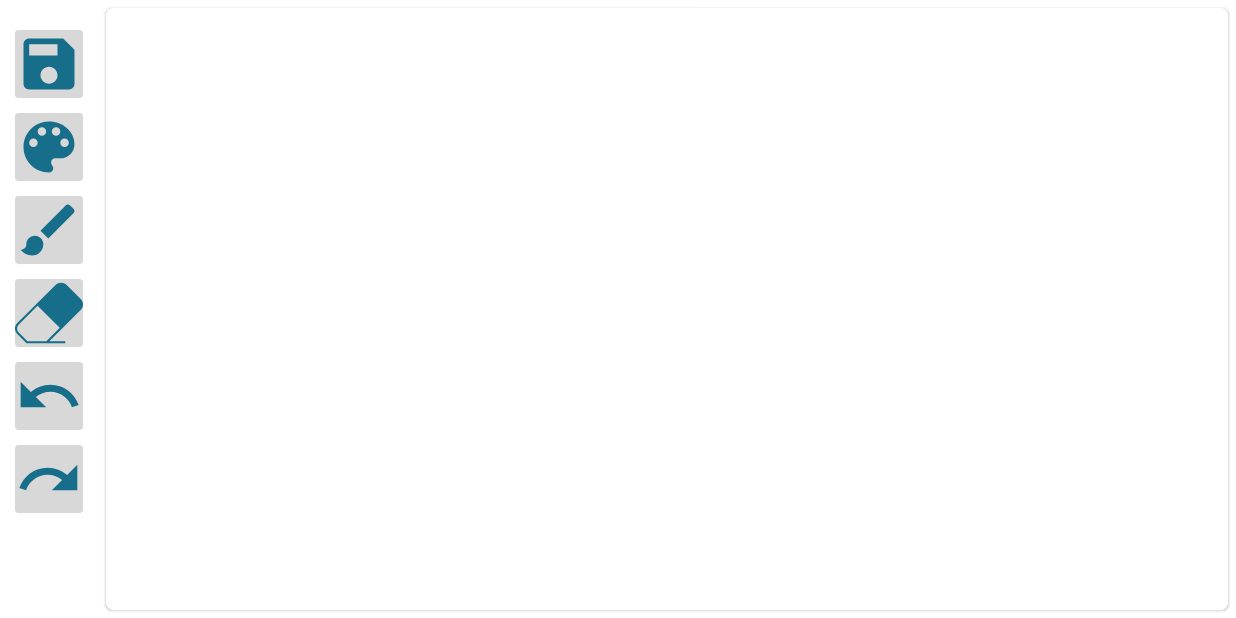
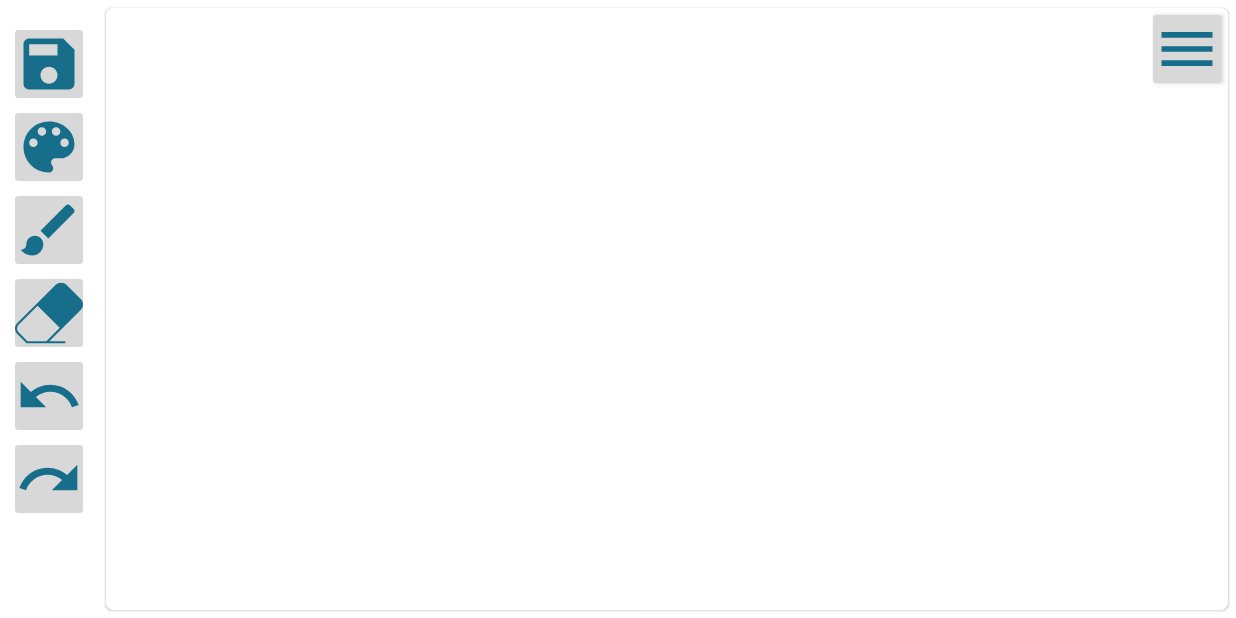
Before and after one commit to K12-K/ZerseyAssessment0, an Android app: the screen it shows after launch (MainActivity), on a phone screen of 824 x 412 dp (held sideways). Run offline under Robolectric (Android 15) with nearby library versions, the phone set to English and light mode, and no system bars; our stand-ins replace Firebase (no records; nobody signed in at launch, a user with empty details on screens opened directly); libraries missing offline, so code that uses them is left out: com.github.dhaval2404.colorpicker.

Commit message:
release v2

```diff
--- a/app/build.gradle
+++ b/app/build.gradle
@@ -49,4 +49,9 @@ dependencies {
     implementation platform('com.google.firebase:firebase-bom:28.0.1')
     implementation 'com.google.firebase:firebase-analytics'
     implementation 'com.google.firebase:firebase-storage:20.0.0'
+
+    // Picasso
+    implementation 'com.squareup.picasso:picasso:2.71828'
+
+    implementation 'com.github.chrisbanes:PhotoView:2.3.0'
 }
--- a/app/src/main/java/com/example/assessment0/MainActivity.java
+++ b/app/src/main/java/com/example/assessment0/MainActivity.java
@@ -4,8 +4,12 @@ import androidx.annotation.NonNull;
 import androidx.appcompat.app.AppCompatActivity;
 
 import android.annotation.SuppressLint;
+import android.content.Context;
+import android.content.Intent;
+import android.content.SharedPreferences;
 import android.graphics.Bitmap;
 import android.graphics.Color;
+import android.net.Uri;
 import android.os.Bundle;
 import android.util.Log;
 import android.view.View;
@@ -33,15 +37,18 @@ import java.util.Date;
 import java.util.HashMap;
 import java.util.Map;
 import java.util.TimeZone;
+import java.util.UUID;
 
 public class MainActivity extends AppCompatActivity {
 
-    private ImageView ivUndoMain, ivRedoMain, ivSaveMain, ivColorMain, ivBrushMain, ivEraseMain;
+    private ImageView ivUndoMain, ivRedoMain, ivSaveMain, ivColorMain, ivBrushMain, ivEraseMain, ivMenuMain;
     private RangeSlider rangeSliderMain;
     private PaintWindow paintWindowMain;
 
     private FirebaseStorage firebaseStorage;
     private FirebaseFirestore firebaseFirestore;
+
+    private String userUniqueId;
     @Override
     protected void onCreate(Bundle savedInstanceState) {
         super.onCreate(savedInstanceState);
@@ -65,6 +72,9 @@ public class MainActivity extends AppCompatActivity {
         firebaseStorage = FirebaseStorage.getInstance();
         firebaseFirestore = FirebaseFirestore.getInstance();
 
+        // uniqueId
+        getUserUniqueId();
+
         // onClicks
         ivUndoMain.setOnClickListener(new View.OnClickListener() {
             @Override
@@ -84,7 +94,7 @@ public class MainActivity extends AppCompatActivity {
             @Override
             public void onClick(View v) {
                 Log.i("kk", "Uploading Image...");
-                uploadImageToDatabase(paintWindowMain.save());
+                uploadImageToStorageDatabase(paintWindowMain.save());
             }
         });
 
@@ -143,6 +153,13 @@ public class MainActivity extends AppCompatActivity {
             }
         });
 
+        ivMenuMain.setOnClickListener(new View.OnClickListener() {
+            @Override
+            public void onClick(View v) {
+                startActivity(new Intent(MainActivity.this, PaintImagesActivity.class).putExtra("userUniqueId", userUniqueId));
+            }
+        });
+
         rangeSliderMain.addOnChangeListener(new RangeSlider.OnChangeListener() {
             @Override
             public void onValueChange(@NonNull RangeSlider slider, float value, boolean fromUser) {
@@ -161,25 +178,45 @@ public class MainActivity extends AppCompatActivity {
         ivColorMain = findViewById(R.id.ivColorMain);
         ivBrushMain = findViewById(R.id.ivBrushMain);
         ivEraseMain = findViewById(R.id.ivEraseMain);
+        ivMenuMain = findViewById(R.id.ivMenuMain);
         rangeSliderMain = findViewById(R.id.rangeSliderMain);
         paintWindowMain = findViewById(R.id.paintWindowMain);
     }
 
-    private void uploadImageToDatabase(Bitmap bitmap) {
+    private void getUserUniqueId() {
+        SharedPreferences sharedPreferences = this.getSharedPreferences("UniqueIdSharedPreference", Context.MODE_PRIVATE);
+        userUniqueId = sharedPreferences.getString("userUniqueId", "-1");
+        if (userUniqueId.trim().equals("-1")) {
+            userUniqueId = UUID.randomUUID().toString();
+            sharedPreferences.edit()
+                    .putString("userUniqueId", userUniqueId.trim())
+                    .apply();
+        }
+        Log.i("MainActivity", "uniqueId ::: " + userUniqueId);
+    }
+
+    private void uploadImageToStorageDatabase(Bitmap bitmap) {
         String currentDTUTC = new SimpleDateFormat("yyyy-MM-dd HH:mm:ss").format(new Date());
+        String imageName = currentDTUTC + ".jpeg";
         ByteArrayOutputStream baos = new ByteArrayOutputStream();
         bitmap.compress(Bitmap.CompressFormat.JPEG,100, baos);
 
         @SuppressLint("SimpleDateFormat") final StorageReference reference = firebaseStorage.getReference()
                 .child("PaintImages")
-                .child(currentDTUTC + ".jpeg");
+                .child(userUniqueId)
+                .child(imageName);
 
         reference.putBytes(baos.toByteArray())
                 .addOnSuccessListener(new OnSuccessListener<UploadTask.TaskSnapshot>() {
                     @Override
                     public void onSuccess(UploadTask.TaskSnapshot taskSnapshot) {
                         Toast.makeText(MainActivity.this, "Image Saved!!", Toast.LENGTH_SHORT).show();
-                        saveDataInFirestore(currentDTUTC);
+                        reference.getDownloadUrl().addOnSuccessListener(new OnSuccessListener<Uri>() {
+                            @Override
+                            public void onSuccess(Uri uri) {
+                                saveImageDataInFirestore(currentDTUTC, imageName, String.valueOf(uri));
+                            }
+                        });
                     }
                 })
                 .addOnFailureListener(new OnFailureListener() {
@@ -191,11 +228,12 @@ public class MainActivity extends AppCompatActivity {
                 });
     }
 
-    private void saveDataInFirestore(String currentDTUTC) {
-        DocumentReference documentReference = firebaseFirestore.collection("PaintImages").document(currentDTUTC);
+    private void saveImageDataInFirestore(String currentDTUTC, String imageName, String imageUrl) {
+        DocumentReference documentReference = firebaseFirestore.collection("PaintImages " + userUniqueId).document(currentDTUTC);
 
         Map<String, Object> image = new HashMap<>();
-        image.put("Name", currentDTUTC + ".jpeg");
+        image.put("Name", imageName);
+        image.put("ImageUrl", imageUrl);
 
         documentReference.set(image)
                 .addOnSuccessListener(new OnSuccessListener<Void>() {
--- /dev/null
+++ b/app/src/main/res/drawable/ic_menu_50.xml
@@ -0,0 +1,5 @@
+<vector android:height="50dp" android:tint="#166E8A"
+    android:viewportHeight="24" android:viewportWidth="24"
+    android:width="50dp" xmlns:android="http://schemas.android.com/apk/res/android">
+    <path android:fillColor="@android:color/white" android:pathData="M3,18h18v-2L3,16v2zM3,13h18v-2L3,11v2zM3,6v2h18L21,6L3,6z"/>
+</vector>
--- a/app/src/main/res/layout/activity_main.xml
+++ b/app/src/main/res/layout/activity_main.xml
@@ -147,6 +147,7 @@
         android:layout_height="wrap_content"
         android:layout_margin="10dp"
         android:layout_toRightOf="@+id/glMain"
+        android:layout_toLeftOf="@+id/cvMenuMain"
         android:background="@color/grey_50"
         android:elevation="2dp"
         android:visibility="gone"
@@ -167,4 +168,28 @@
             android:layout_height="match_parent" />
     </androidx.cardview.widget.CardView>
 
+    <androidx.cardview.widget.CardView
+        android:id="@+id/cvMenuMain"
+        android:layout_width="wrap_content"
+        android:layout_height="wrap_content"
+        android:layout_alignParentTop="true"
+        android:layout_alignParentEnd="true"
+        android:layout_marginTop="10dp"
+        android:layout_marginRight="10dp"
+        android:backgroundTint="@color/light_grey_white"
+        app:cardCornerRadius="2dp"
+        app:cardElevation="2dp">
+
+        <ImageView
+            android:id="@+id/ivMenuMain"
+            android:layout_width="wrap_content"
+            android:layout_height="wrap_content"
+            android:adjustViewBounds="true"
+            android:maxWidth="45dp"
+            android:maxHeight="45dp"
+            android:layout_gravity="center"
+            android:scaleType="fitCenter"
+            android:src="@drawable/ic_menu_50" />
+    </androidx.cardview.widget.CardView>
+
 </RelativeLayout>
--- a/build.gradle
+++ b/build.gradle
@@ -16,6 +16,7 @@ allprojects {
     repositories {
         google()
         jcenter()
+        maven { url 'https://jitpack.io' }
     }
 }
 
```
Also changed, not shown: app/src/main/AndroidManifest.xml (+8 -5 lines), app/src/main/java/com/example/assessment0/PaintImagesActivity.java (added, +123 -0 lines), app/src/main/java/com/example/assessment0/adapters/PaintImagesAdapter.java (added, +86 -0 lines), app/src/main/res/layout/activity_paint_images.xml (added, +28 -0 lines), app/src/main/res/layout/item_paint_images.xml (added, +20 -0 lines), app/src/main/res/layout/uploaded_image_layout.xml (added, +14 -0 lines).
